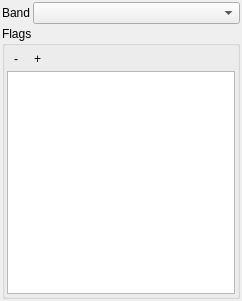
jakimowb/bit-flag-renderer, file bitflagrenderer/bitflagrenderer.ui: the form before one commit.
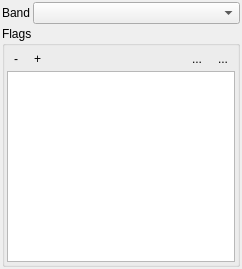
The form after the commit. Icons and pictures are not drawn. Custom widgets are drawn as their Qt base class.

Commit message: added resource file added BitFlagSchemes BitFlagSchemes can be saved and restored

The edit to the form file:
```diff
--- a/bitflagrenderer/bitflagrenderer.ui
+++ b/bitflagrenderer/bitflagrenderer.ui
@@ -7,7 +7,7 @@
     <x>0</x>
     <y>0</y>
     <width>242</width>
-    <height>301</height>
+    <height>269</height>
    </rect>
   </property>
   <property name="windowTitle">
@@ -113,6 +113,34 @@
           </property>
          </spacer>
         </item>
+        <item>
+         <widget class="QToolButton" name="btnSaveBitFlagScheme">
+          <property name="text">
+           <string>...</string>
+          </property>
+          <property name="icon">
+           <iconset resource="../../../QGIS/images/images.qrc">
+            <normaloff>:/images/themes/default/mActionFileSave.svg</normaloff>:/images/themes/default/mActionFileSave.svg</iconset>
+          </property>
+          <property name="autoRaise">
+           <bool>true</bool>
+          </property>
+         </widget>
+        </item>
+        <item>
+         <widget class="QToolButton" name="btnLoadBitFlagScheme">
+          <property name="text">
+           <string>...</string>
+          </property>
+          <property name="icon">
+           <iconset resource="../../../QGIS/images/images.qrc">
+            <normaloff>:/images/themes/default/mActionFileOpen.svg</normaloff>:/images/themes/default/mActionFileOpen.svg</iconset>
+          </property>
+          <property name="autoRaise">
+           <bool>true</bool>
+          </property>
+         </widget>
+        </item>
        </layout>
       </item>
       <item>
```
Left out of the diff: 35 changed lines with no effect on the pictures. The commit also changes 13 other files.
